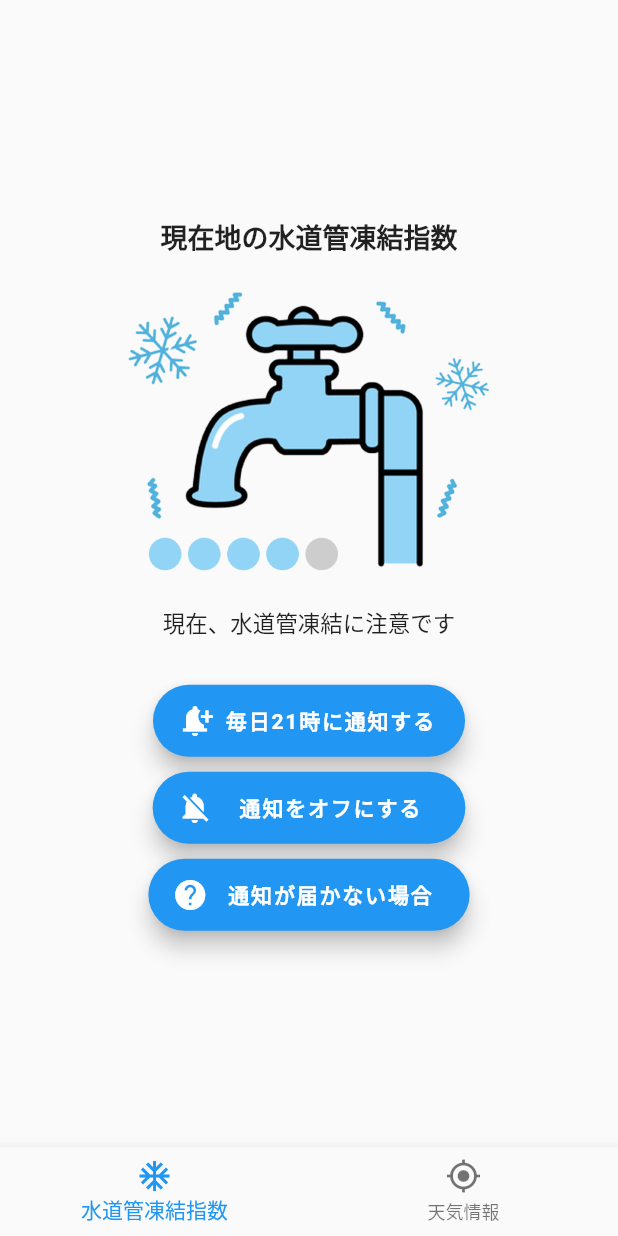
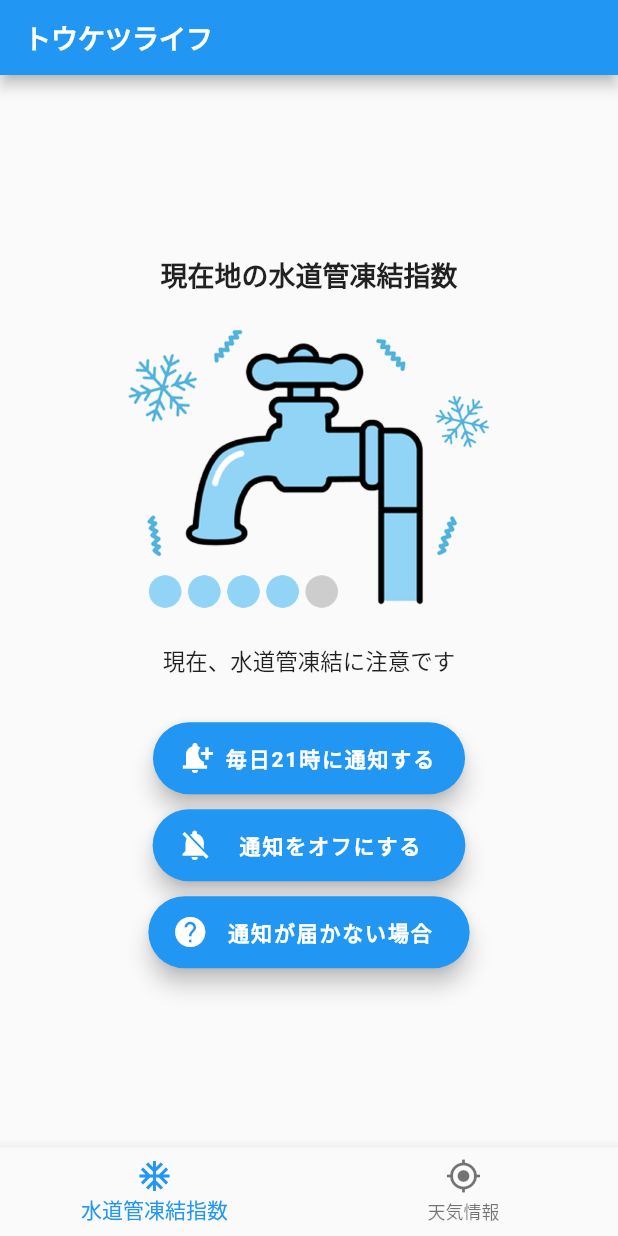
Before and after one commit to muuune/freezing_index_flutter, a Flutter app: the screen it shows after launch, on a phone screen of 412 x 824 dp. Run offline on Flutter 3.47's test engine with Material 2 defaults, Android fonts, the phone set to English and light mode, and no system bars; our stand-ins replace flutter_local_notifications, flutter_native_timezone, flutter_riverpod, geolocator, introduction_screen, shared_preferences and 1 more; missing offline and left inert: tutorial_coach_mark.

Commit message:
AppBarを追加

```diff
--- a/lib/pages/current_weather_page.dart
+++ b/lib/pages/current_weather_page.dart
@@ -77,7 +77,6 @@ class _CurrentWeatherPage extends State<CurrentWeatherPage>
         child: showWeatherIcon(weather),
       ),
       Container(
-          margin: const EdgeInsets.all(3.0),
           child: Text(weather.name,
               style:
                   const TextStyle(fontWeight: FontWeight.bold, fontSize: 25))),
--- a/lib/pages/introduction_page.dart
+++ b/lib/pages/introduction_page.dart
@@ -51,6 +51,14 @@ class TutorialCoachMarkExampleState extends ConsumerState<Tutorial> {
   @override
   Widget build(BuildContext context) {
     return Scaffold(
+        appBar: PreferredSize(
+            preferredSize: Size.fromHeight(50.0),
+            child: AppBar(
+              title: const Text('トウケツライフ',
+                  style: const TextStyle(
+                      fontWeight: FontWeight.bold, fontSize: 18)),
+              automaticallyImplyLeading: false,
+            )),
         bottomNavigationBar: BottomNavigationBar(
           key: key4,
           items: const [
```
Also changed, not shown: lib/pages/freezing_index_page.dart (+6 -6 lines), lib/pages/home_page.dart (+8 -0 lines), 1 other file.
